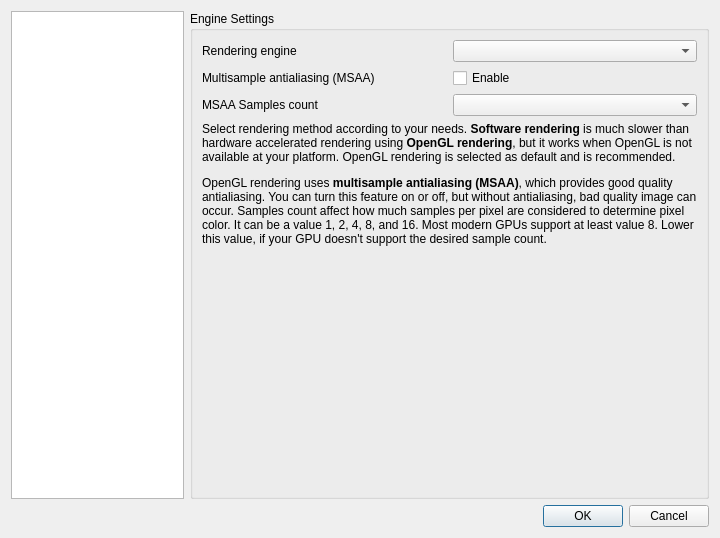
This is PdfForQtViewer/pdfviewersettingsdialog.ui in JakubMelka/PDF4QT as Qt 5 draws it before an edit. The edited form follows.
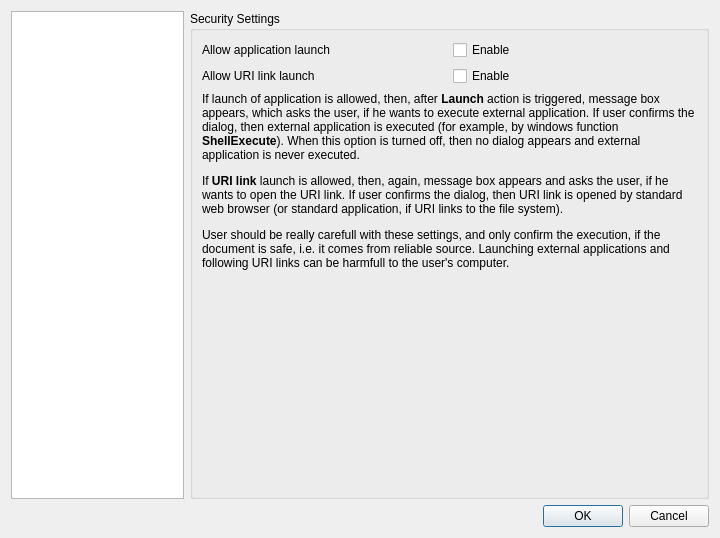
This is the edited form.

Diff of the .ui file:
```diff
--- a/PdfForQtViewer/pdfviewersettingsdialog.ui
+++ b/PdfForQtViewer/pdfviewersettingsdialog.ui
@@ -26,7 +26,7 @@
      <item>
       <widget class="QStackedWidget" name="stackedWidget">
        <property name="currentIndex">
-        <number>0</number>
+        <number>3</number>
        </property>
        <widget class="QWidget" name="enginePage">
         <layout class="QVBoxLayout" name="enginePageLayout">
@@ -366,6 +366,86 @@
          </item>
         </layout>
        </widget>
+       <widget class="QWidget" name="securityPage">
+        <layout class="QVBoxLayout" name="securityPageLayout">
+         <property name="leftMargin">
+          <number>0</number>
+         </property>
+         <property name="topMargin">
+          <number>0</number>
+         </property>
+         <property name="rightMargin">
+          <number>0</number>
+         </property>
+         <property name="bottomMargin">
+          <number>0</number>
+         </property>
+         <item>
+          <widget class="QGroupBox" name="securitySettingsGroupBox">
+           <property name="title">
+            <string>Security Settings</string>
+           </property>
+           <layout class="QVBoxLayout" name="securitySettingsGroupBoxLayout">
+            <item>
+             <layout class="QGridLayout" name="securitySettingsGridLayout">
+              <item row="0" column="1">
+               <widget class="QCheckBox" name="allowLaunchCheckBox">
+                <property name="text">
+                 <string>Enable</string>
+                </property>
+               </widget>
+              </item>
+              <item row="1" column="0">
+               <widget class="QLabel" name="allowRunURILabel">
+                <property name="text">
+                 <string>Allow URI link launch</string>
+                </property>
+               </widget>
+              </item>
+              <item row="0" column="0">
+               <widget class="QLabel" name="allowRunExeLabel">
+                <property name="text">
+                 <string>Allow application launch</string>
+                </property>
+               </widget>
+              </item>
+              <item row="1" column="1">
+               <widget class="QCheckBox" name="allowRunURICheckBox">
+                <property name="text">
+                 <string>Enable</string>
+                </property>
+               </widget>
+              </item>
+             </layout>
+            </item>
+            <item>
+             <widget class="QLabel" name="securityInfoLabel">
+              <property name="text">
+               <string>&lt;html&gt;&lt;head/&gt;&lt;body&gt;&lt;p&gt;If launch of application is allowed, then, after &lt;span style=&quot; font-weight:600;&quot;&gt;Launch&lt;/span&gt; action is triggered, message box appears, which asks the user, if he wants to execute external application. If user confirms the dialog, then external application is executed (for example, by windows function &lt;span style=&quot; font-weight:600;&quot;&gt;ShellExecute&lt;/span&gt;). When this option is turned off, then no dialog appears and external application is never executed.&lt;/p&gt;&lt;p&gt;If &lt;span style=&quot; font-weight:600;&quot;&gt;URI link &lt;/span&gt;launch is allowed, then, again, message box appears and asks the user, if he wants to open the URI link. If user confirms the dialog, then URI link is opened by standard web browser (or standard application, if URI links to the file system).&lt;/p&gt;&lt;p&gt;User should be really carefull with these settings, and only confirm the execution, if the document is safe, i.e. it comes from reliable source. Launching external applications and following URI links can be harmfull to the user's computer.&lt;/p&gt;&lt;/body&gt;&lt;/html&gt;</string>
+              </property>
+              <property name="wordWrap">
+               <bool>true</bool>
+              </property>
+             </widget>
+            </item>
+            <item>
+             <spacer name="securityPageSpacer">
+              <property name="orientation">
+               <enum>Qt::Vertical</enum>
+              </property>
+              <property name="sizeHint" stdset="0">
+               <size>
+                <width>20</width>
+                <height>74</height>
+               </size>
+              </property>
+             </spacer>
+            </item>
+           </layout>
+          </widget>
+         </item>
+        </layout>
+       </widget>
       </widget>
      </item>
     </layout>
```
